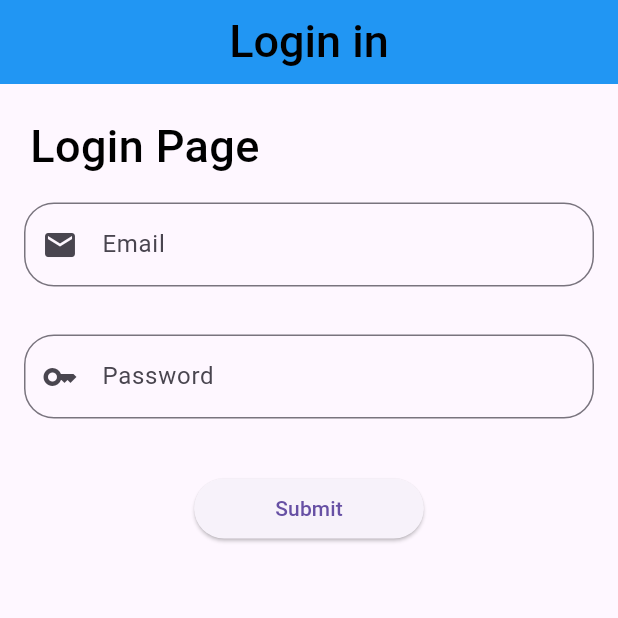
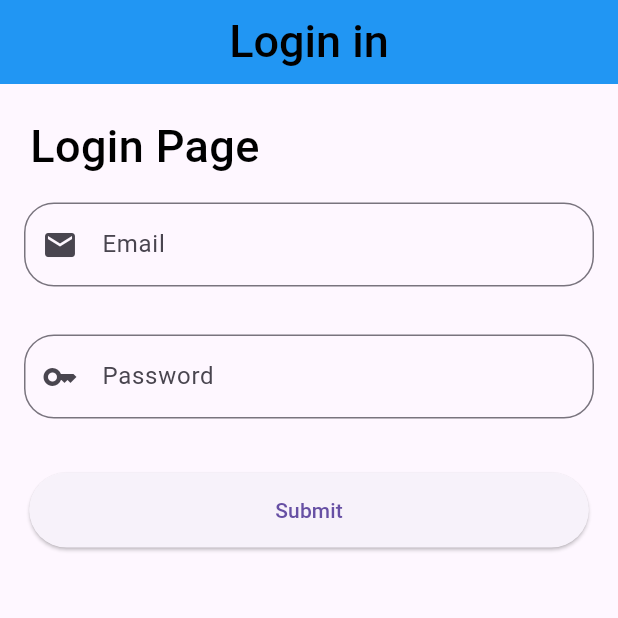
Before and after one commit to rifathosenofficial2023/login_page_01, a Flutter app: the screen it shows after launch, on a phone screen of 412 x 824 dp, the top half of it. Run offline on Flutter 3.47's test engine with Material 3 defaults, Android fonts, the phone set to English and light mode, and no system bars.

Commit message:
button add

```diff
--- a/lib/main.dart
+++ b/lib/main.dart
@@ -71,7 +71,7 @@ class Login_page_01 extends StatelessWidget {
               SizedBox(height: 20,),
               Center(child: ElevatedButton(onPressed: (){},
               child: Padding(
-                padding: const EdgeInsets.only(right: 30,left: 30 ,),
+                padding: const EdgeInsets.only(right: 140,left: 140 , top: 15 , bottom: 15),
                 child: Text("Submit"),
               )))
             ],
```
